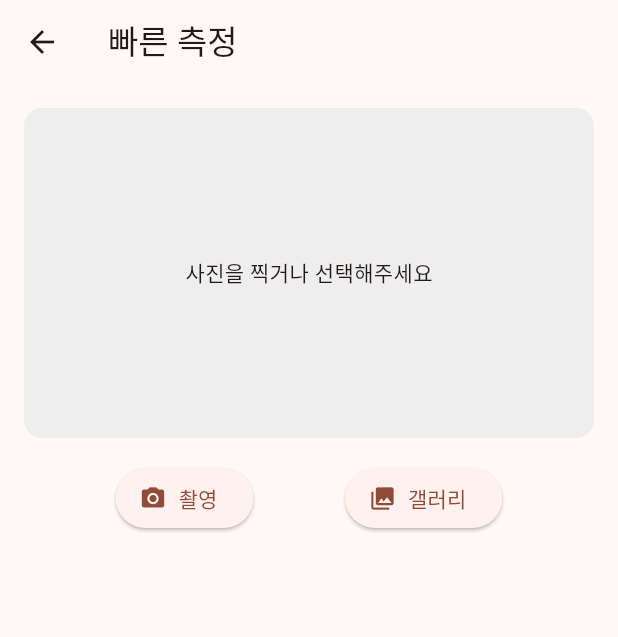
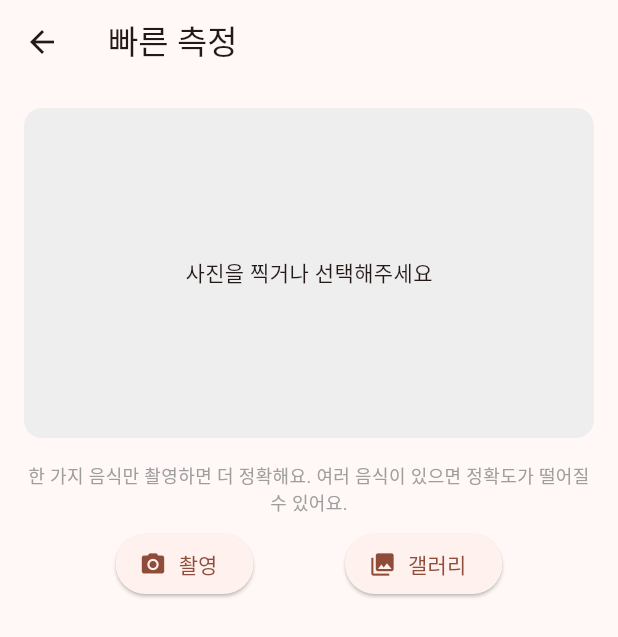
Before and after one commit to a01065365623-lab/CalSnap, a Flutter app: the QuickModeScreen screen opened directly, on a phone screen of 412 x 824 dp. Shown: the top 637 px of the screen. Run offline on Flutter 3.47's test engine with Material 3 defaults, Android fonts, the phone set to English and light mode, and no system bars; our stand-ins replace fl_chart, image_picker, sqflite; missing offline and left inert: tflite_flutter; accounts and stored records are empty; Roboto replaces fonts that are missing (Pretendard).

Commit message:
fix: 다중 음식 인식 프롬프트 개선 및 촬영 안내문구 추가
Co-Authored-By: Claude Sonnet 5 <noreply@anthropic.com>

```diff
--- a/lib/screens/quick_mode_screen.dart
+++ b/lib/screens/quick_mode_screen.dart
@@ -93,6 +93,12 @@ class _QuickModeScreenState extends State<QuickModeScreen> {
                 child: const Center(child: Text('사진을 찍거나 선택해주세요')),
               ),
             const SizedBox(height: 16),
+            const Text(
+              '한 가지 음식만 촬영하면 더 정확해요. 여러 음식이 있으면 정확도가 떨어질 수 있어요.',
+              textAlign: TextAlign.center,
+              style: TextStyle(fontSize: 12, color: Colors.grey),
+            ),
+            const SizedBox(height: 8),
             Row(
               mainAxisAlignment: MainAxisAlignment.spaceEvenly,
               children: [
```
Also changed, not shown: 1 other file.
